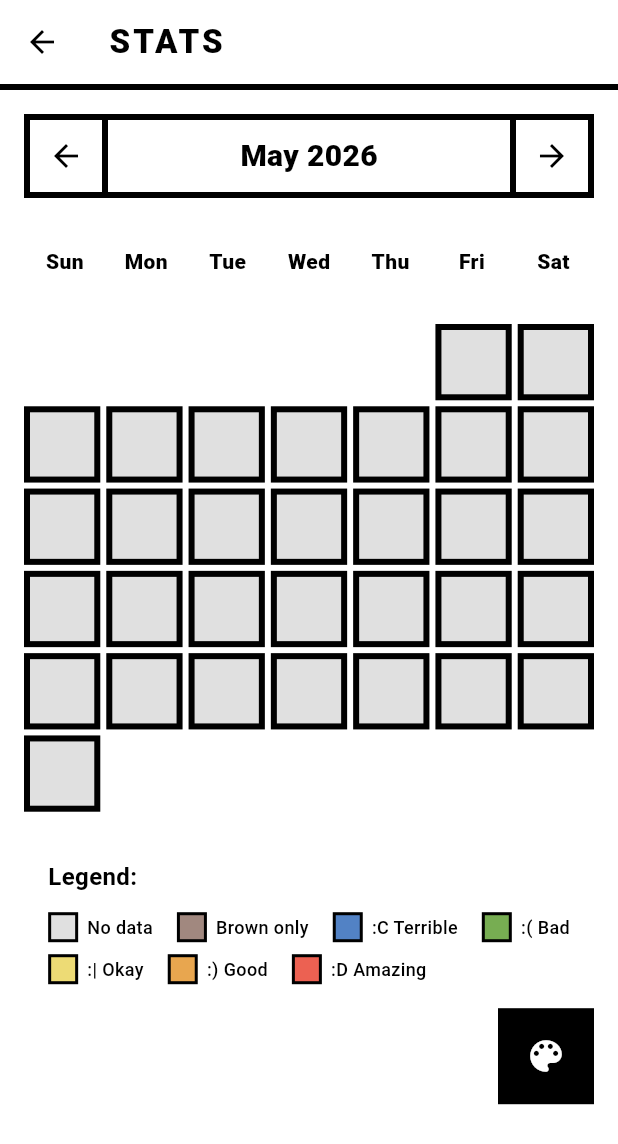
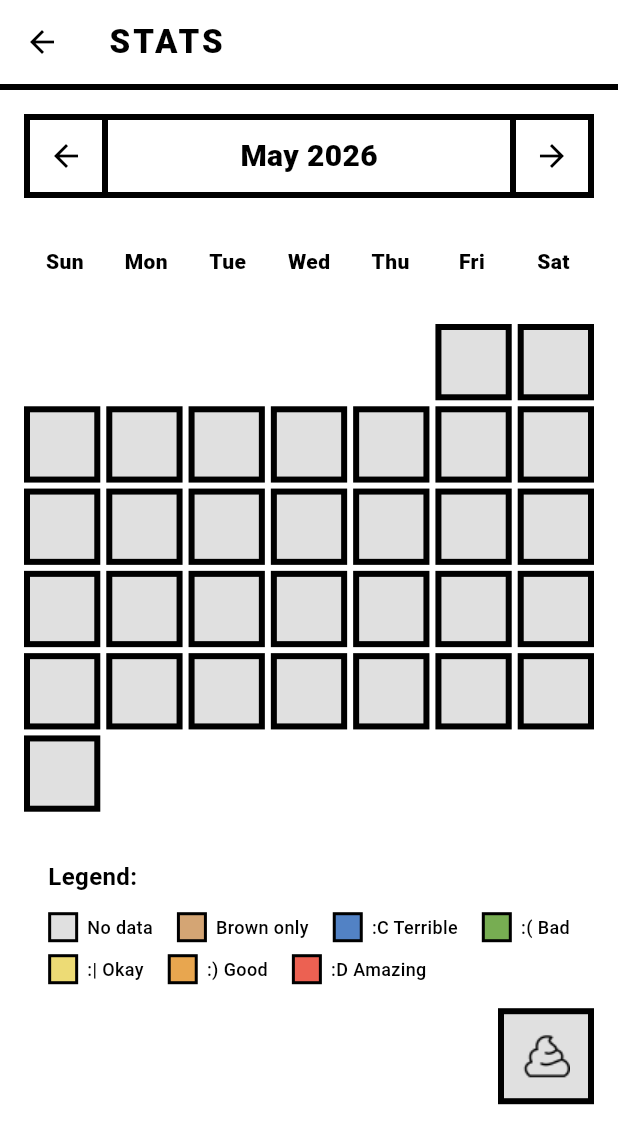
Before and after one commit to tgeiling/browncount, a Flutter app: the StatsPage screen opened directly, on a phone screen of 412 x 824 dp. Shown: the top 1144 px of the screen. Run offline on Flutter 3.47's test engine with Material 3 defaults, Android fonts, the phone set to English and light mode, and no system bars; our stand-ins replace flutter_local_notifications, google_fonts, salomon_bottom_bar, shared_preferences, timezone; accounts and stored records are empty.

Commit message:
update browncount 1.0.2

```diff
--- a/lib/stats.dart
+++ b/lib/stats.dart
@@ -79,7 +79,7 @@ class _StatsPageState extends State<StatsPage> {
     }
 
     if (data.hasBrown && data.rating == -1) {
-      return Colors.brown[300]!;
+      return Color(0xFFD4A574);
     }
 
     switch (data.rating) {
@@ -591,7 +591,7 @@ class _StatsPageState extends State<StatsPage> {
           bottom: 16,
           child: Container(
             decoration: BoxDecoration(
-              color: Colors.black,
+              color: Colors.grey[300],
               border: Border.all(color: Colors.black, width: 4),
             ),
             child: Material(
@@ -605,13 +605,13 @@ class _StatsPageState extends State<StatsPage> {
                 child: Container(
                   width: 56,
                   height: 56,
-                  child: Icon(
-                    _showBrownCountColors
-                        ? Icons.emoji_emotions
-                        : Icons.color_lens,
-                    color: Colors.white,
-                    size: 28,
-                  ),
+                  child: _showBrownCountColors
+                      ? Icon(
+                          Icons.emoji_emotions,
+                          color: Colors.black,
+                          size: 28,
+                        )
+                      : Image.asset('assets/brown.png', width: 28, height: 28),
                 ),
               ),
             ),
@@ -722,7 +722,7 @@ class _StatsPageState extends State<StatsPage> {
               runSpacing: 8,
               children: [
                 _buildLegendItem(Colors.grey[300]!, 'No data'),
-                _buildLegendItem(Colors.brown[300]!, 'Brown only'),
+                _buildLegendItem(Color(0xFFD4A574), 'Brown only'),
                 _buildLegendItem(colorTerrible, ":C Terrible"),
                 _buildLegendItem(colorBad, ':( Bad'),
                 _buildLegendItem(colorOkay, ':| Okay'),
--- a/pubspec.yaml
+++ b/pubspec.yaml
@@ -1,8 +1,8 @@
 name: browncount
 
-publish_to: 'none' # Remove this line if you wish to publish to pub.dev
+publish_to: 'none'
 
-version: 1.0.0+1
+version: 1.0.2+1
 
 environment:
   sdk: ^3.9.0
@@ -17,6 +17,7 @@ dependencies:
   provider: ^6.1.5+1
   intl: ^0.20.2
   google_fonts: ^8.0.0
+  flutter_local_notifications: ^21.0.0
 
 dev_dependencies:
 
@@ -50,3 +51,4 @@ flutter:
   uses-material-design: true
   assets:
     - assets/logo.png
+    - assets/brown.png
```
Also changed, not shown: lib/main.dart (+7 -1 lines), lib/notifications.dart (added, +105 -0 lines), lib/provider.dart (+27 -6 lines), assets/brown.png (added), pubspec.lock, 3 other files.
